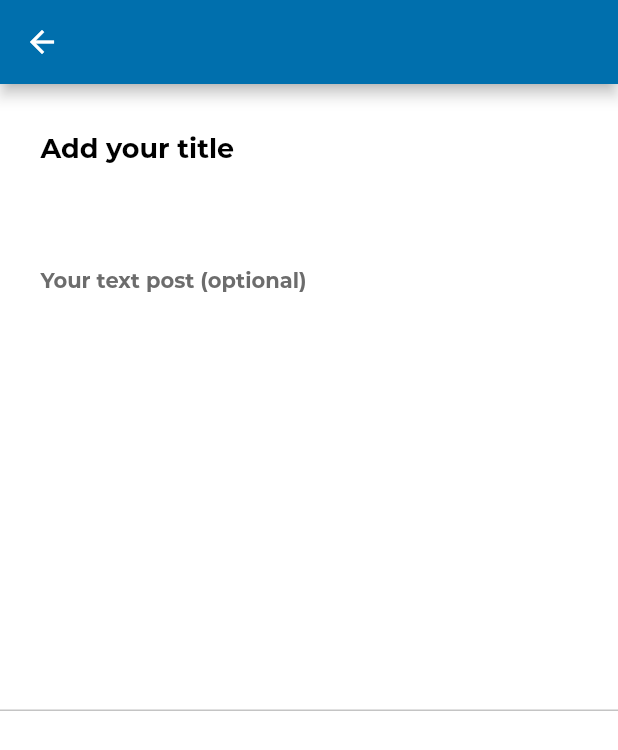
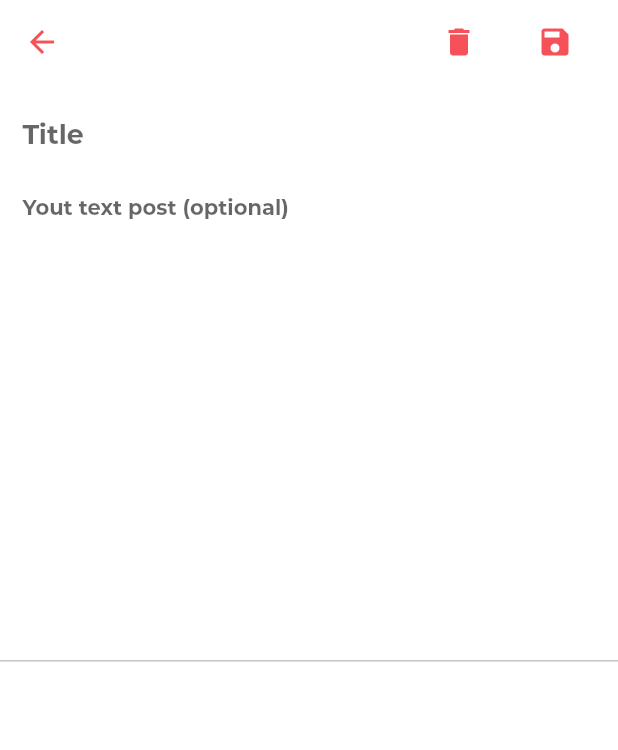
Before and after one commit to sujithjose5/practiceExchange, a Flutter app: the screen it shows once a user with an empty profile is signed in, item 3 of the bottom bar chosen, on a phone screen of 412 x 824 dp. Shown: the top 750 px of the screen. Run offline on Flutter 3.47's test engine with Material 2 defaults, Android fonts, the light colour scheme and no system bars; our stand-ins replace cloud_firestore, firebase_auth; accounts and stored records are empty; project files that could hold a hidden picture were left out.

Commit message:
Re-designed post page with new app bar and text form inputs.

```diff
--- a/practice_exchange/lib/screens/post_widget/post_widget.dart
+++ b/practice_exchange/lib/screens/post_widget/post_widget.dart
@@ -1,53 +1,125 @@
 import 'package:flutter/material.dart';
 import 'package:practiceexchange/values/values.dart';
 
-class PostWidget extends StatelessWidget {
+class PostWidget extends StatefulWidget {
+  @override
+  _PostWidgetState createState() => _PostWidgetState();
+}
+
+class _PostWidgetState extends State<PostWidget> {
+  String _title;
+  String _articleBody;
+
+  final GlobalKey<FormState> _formKey = GlobalKey<FormState>();
+
+  Widget _buildTitle() {
+    return TextFormField(
+      initialValue: '',
+      decoration: InputDecoration(
+        border: InputBorder.none,
+        focusedBorder: InputBorder.none,
+        enabledBorder: InputBorder.none,
+        errorBorder: InputBorder.none,
+        disabledBorder: InputBorder.none,
+        contentPadding:
+            EdgeInsets.only(left: 15, bottom: 11, top: 11, right: 15),
+        hintText: 'Title',
+      ),
+      validator: (String text) =>
+          text.isNotEmpty ? null : 'Title should not be empty',
+      style: TextStyle(
+        fontSize: 18,
+        color: AppColors.primaryText,
+        fontWeight: FontWeight.w700,
+        fontFamily: "Montserrat",
+      ),
+      onSaved: (String text) {
+        setState(() {
+          _title = text;
+        });
+      },
+    );
+  }
+
+  Widget _buildArticleBody() {
+    return TextFormField(
+      keyboardType: TextInputType.multiline,
+      maxLines: null,
+      initialValue: '',
+      decoration: InputDecoration(
+        border: InputBorder.none,
+        focusedBorder: InputBorder.none,
+        enabledBorder: InputBorder.none,
+        errorBorder: InputBorder.none,
+        disabledBorder: InputBorder.none,
+        contentPadding:
+            EdgeInsets.only(left: 15, bottom: 11, top: 11, right: 15),
+        hintText: 'Yout text post (optional)',
+      ),
+      style: TextStyle(
+        color: AppColors.accentText,
+        fontFamily: "Montserrat",
+        fontWeight: FontWeight.w600,
+        fontSize: 14,
+      ),
+      onSaved: (String text) {
+        setState(() {
+          _articleBody = text;
+        });
+      },
+    );
+  }
+
   @override
   Widget build(BuildContext context) {
     return Scaffold(
       appBar: AppBar(
         title: Text(' '),
-        backgroundColor: Color.fromRGBO(0, 111, 173, 1),
+        backgroundColor: Colors.white,
+        elevation: 0.0,
+        iconTheme: IconThemeData(
+          color: Color.fromRGBO(246, 81, 88, 1), //change your color here
+        ),
+        actions: <Widget>[
+          IconButton(
+            padding: EdgeInsets.symmetric(horizontal: 20.0),
+            icon: Icon(
+              Icons.delete,
+              color: Color.fromRGBO(246, 81, 88, 1),
+            ),
+            onPressed: () {
+              // do something
+            },
+          ),
+          IconButton(
+            padding: EdgeInsets.only(left: 20.0, right: 30.0),
+            icon: Icon(
+              Icons.save,
+              color: Color.fromRGBO(246, 81, 88, 1),
+            ),
+            onPressed: () {
+              // do something
+            },
+          ),
+        ],
       ),
       body: Container(
         constraints: BoxConstraints.expand(),
         decoration: BoxDecoration(
           color: Color.fromARGB(255, 255, 255, 255),
         ),
-        child: Column(
-          crossAxisAlignment: CrossAxisAlignment.stretch,
+        child: ListView(
           children: [
-            Align(
-              alignment: Alignment.topLeft,
-              child: Container(
-                margin: EdgeInsets.only(left: 27, top: 32),
-                child: Text(
-                  "Add your title", //TODO change to form field
-                  textAlign: TextAlign.left,
-                  style: TextStyle(
-                    color: AppColors.primaryText,
-                    fontFamily: "Montserrat",
-                    fontWeight: FontWeight.w700,
-                    fontSize: 18,
-                  ),
-                ),
-              ),
+            SizedBox(
+              height: 10.0,
             ),
             Align(
               alignment: Alignment.topLeft,
-              child: Container(
-                margin: EdgeInsets.only(left: 27, top: 68),
-                child: Text(
-                  "Your text post (optional)", //TODO change to form field
-                  textAlign: TextAlign.left,
-                  style: TextStyle(
-                    color: AppColors.accentText,
-                    fontFamily: "Montserrat",
-                    fontWeight: FontWeight.w600,
-                    fontSize: 14,
-                  ),
-                ),
-              ),
+              child: _buildTitle(),
+            ),
+            Align(
+              alignment: Alignment.topLeft,
+              child: _buildArticleBody(),
             ),
             Container(
               height: 1,
```
